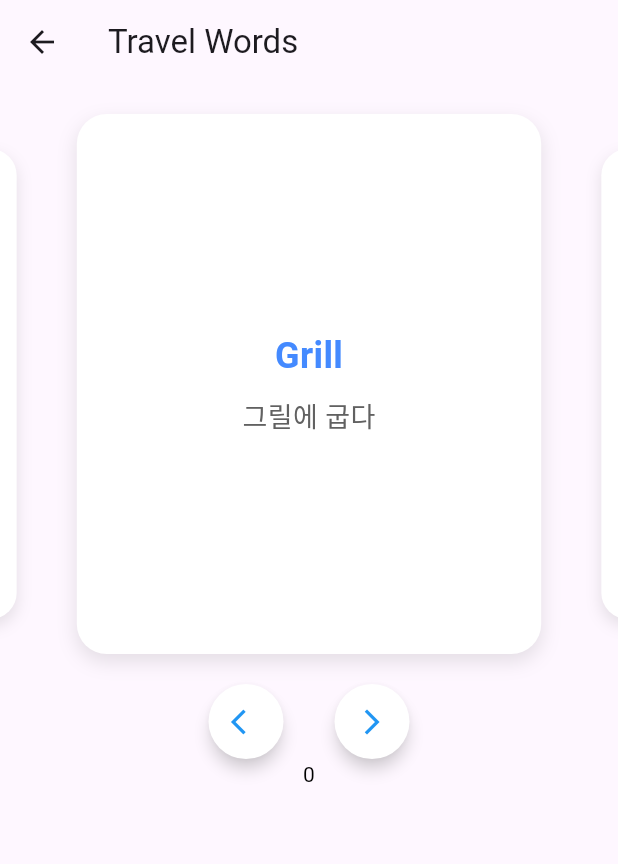
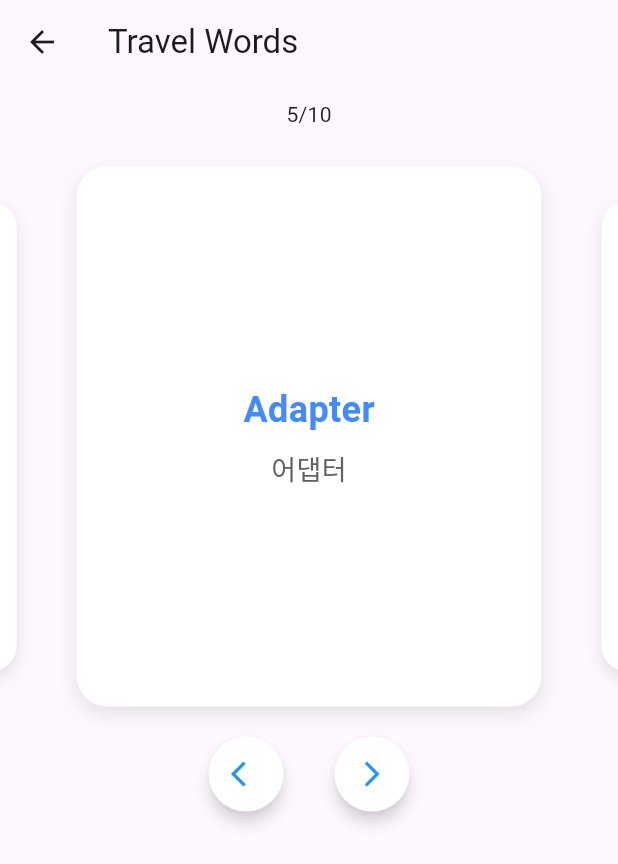
Before and after one commit to nam9nine/english_word_app, a Flutter app: the TravelWordPage screen opened directly with empty values, swiped to page 5, on a phone screen of 412 x 824 dp. Shown: the top 864 px of the screen. Run offline on Flutter 3.47's test engine with Material 3 defaults, Android fonts, the light colour scheme and no system bars; drawn by our look-alikes of carousel_slider; our stand-ins replace sqflite; accounts and stored records are empty.

Commit message:
Update pageIndex value logic

```diff
--- a/lib/model/category-word.model.dart
+++ b/lib/model/category-word.model.dart
@@ -3,9 +3,9 @@ class Word {
   final String english;
   String? meaning;
   final String category;
-  bool is_wrong = false;
+  bool isWrong = false;
 
-  Word({required this.id, required this.english, this.meaning, required this.category, required this.is_wrong});
+  Word({required this.id, required this.english, this.meaning, required this.category, required this.isWrong});
 
   Map<String, dynamic> toMap() {
     return {
@@ -13,7 +13,7 @@ class Word {
       'english': english,
       'meaning': meaning,
       'category': category,
-      'is_wrong': is_wrong ? 1 : 0,
+      'isWrong': isWrong ? 1 : 0,
     };
   }
 
@@ -23,8 +23,7 @@ class Word {
       english: map['english'],
       meaning: map['meaning'],
       category: map['category'],
-      is_wrong: map['is_wrong'] == 1,
+      isWrong: map['isWrong'] == 1,
     );
   }
-
 }
--- a/lib/views/learning_page/learning-travel.page.dart
+++ b/lib/views/learning_page/learning-travel.page.dart
@@ -1,13 +1,11 @@
-import 'package:english_world/views/learning_page/learning-main.page.dart';
+import 'package:flutter/material.dart';
 import 'package:english_world/widget/carousel_slider.dart';
-import 'package:flutter/cupertino.dart';
-import 'package:flutter/material.dart';
 import '../../model/category-word.model.dart';
 import '../../repository/word-repository.dart';
+import 'learning-main.page.dart';
 
 class TravelWordPage extends StatefulWidget {
   final WordRepository repository;
-
   const TravelWordPage({super.key, required this.repository});
 
   @override
@@ -15,8 +13,9 @@ class TravelWordPage extends StatefulWidget {
 }
 
 class _TravelWordPageState extends State<TravelWordPage> {
-  int pageIndex = 0;
-  bool is_finished = false;
+  final ValueNotifier<int> pageIndexNotifier = ValueNotifier<int>(0);
+  final ValueNotifier<bool> isFinished = ValueNotifier<bool>(false);
+
   @override
   Widget build(BuildContext context) {
     return Scaffold(
@@ -24,11 +23,20 @@ class _TravelWordPageState extends State<TravelWordPage> {
         title: const Text('Travel Words'),
       ),
       body: Container(
-          child : Center(
-            child : Column(
+        child: Center(
+          child: Column(
             children: <Widget>[
+              ValueListenableBuilder<int>(
+                valueListenable: pageIndexNotifier,
+                builder: (_, value, __) {
+                  return Padding(
+                    padding: const EdgeInsets.only(top : 10.0, bottom: 5.0),
+                    child: Text('${value + 1}/10'),
+                  );
+                },
+              ),
               FutureBuilder<List<Word>>(
-                  future: widget.repository.getWordsByCategory('Restaurant'),
+                future: widget.repository.getWordsByCategory('Travel'),
                 builder: (context, snapshot) {
                   if (snapshot.connectionState == ConnectionState.done) {
                     if (snapshot.hasError) {
@@ -37,29 +45,52 @@ class _TravelWordPageState extends State<TravelWordPage> {
                     if (snapshot.data!.isEmpty) {
                       return const Center(child: Text("단어 없음"));
                     }
-                      return LearnCarouselSlider(words: snapshot.data!, pageIndex: pageIndex, is_finished: is_finished,);
+                    return LearnCarouselSlider(
+                      words: snapshot.data!,
+                      onPageChanged: (index) {
+                        pageIndexNotifier.value = index;
+                        if (pageIndexNotifier.value == 9) {
+                          isFinished.value = true;
+                        }
+                      },
+                    );
                   } else {
-                      return const Center(child: CircularProgressIndicator());
+                    return const CircularProgressIndicator();
                   }
                 },
               ),
-                is_finished ? Padding(
-                  padding: const EdgeInsets.only(top : 10.0, bottom: 3.0),
-                  child : ElevatedButton(onPressed: (){
-                    MaterialPageRoute(builder: (context) {
-                        return LearnPage(repository: widget.repository);
-                    });
+
+              ValueListenableBuilder<bool>(
+                  valueListenable: isFinished,
+                  builder: (_, value, __){
+                    return Visibility(
+                      visible: value,
+                      child: Padding(
+                        padding: const EdgeInsets.only(top: 10.0, bottom: 3.0),
+                        child: ElevatedButton(
+                          onPressed: () {
+                            Navigator.push(context, MaterialPageRoute(
+                              builder: (context) => LearnPage(repository: widget.repository),
+                            ));
                           },
-                    child : const Text(
+                          child: const Text(
                             "학습 완료!",
-                      style : TextStyle(color: Colors.black),
-                    )
-                  )
-                ) :  Text(pageIndex.toString(), style : const TextStyle(color: Colors.black)),
+                            style: TextStyle(color: Colors.black),
+                          ),
+                        ),
+                      ),
+                    );
+                  }),
             ],
-            )
-          )
-        )
+          ),
+        ),
+      ),
     );
   }
+
+  @override
+  void dispose() {
+    pageIndexNotifier.dispose();
+    super.dispose();
   }
+}
--- a/lib/views/quiz_page/quiz-main.page.dart
+++ b/lib/views/quiz_page/quiz-main.page.dart
@@ -31,7 +31,7 @@ class _QuizPageState extends State<QuizPage> {
   }
 
   void _loadWords() async {
-    List<Word> loadedWords = await widget.repository.getWordsByCategory('Restaurant');
+    List<Word> loadedWords = await widget.repository.getWordsByCategory('Travel');
     List<Word> shuffledWords = List.from(loadedWords)..shuffle();
     setState(() {
       allWords = loadedWords;
@@ -61,11 +61,9 @@ class _QuizPageState extends State<QuizPage> {
       ));
       return;
     }
-
     setState(() {
       userAnswer = userAns;
     });
-
     if (userAnswer!.toLowerCase() == correctAnswer!.toLowerCase()) {
       ScaffoldMessenger.of(context).showSnackBar(SnackBar(
         content: Text('Correct!'),
--- a/lib/widget/carousel_slider.dart
+++ b/lib/widget/carousel_slider.dart
@@ -7,9 +7,9 @@ import '../model/main-category.model.dart';
 
 class MainCarouselSlider extends StatefulWidget {
   final List<Category> categories;
-  late int pageIndex;
 
-  MainCarouselSlider({super.key, required this.categories, this.pageIndex = 0});
+  final void Function(int) onPageChanged;
+  MainCarouselSlider({super.key, required this.categories, required this.onPageChanged});
 
   @override
   State<StatefulWidget> createState() {
@@ -53,9 +53,7 @@ class _MainCarouselSlider extends State<MainCarouselSlider> {
             enlargeCenterPage: true,
             autoPlay: true,
             onPageChanged : (index, reason){
-              setState(() {
-                widget.pageIndex = index;
-              });
+              widget.onPageChanged(index);
             }
         ),
     );
@@ -64,9 +62,12 @@ class _MainCarouselSlider extends State<MainCarouselSlider> {
 
 class LearnCarouselSlider extends StatefulWidget {
   final List<Word>? words;
-  int pageIndex;
-  bool is_finished = false;
-  LearnCarouselSlider({super.key, required this.words, required this.pageIndex, required this.is_finished});
+  final void Function(int) onPageChanged;
+  const LearnCarouselSlider({
+    super.key,
+    required this.words,
+    required this.onPageChanged,
+  });
 
   @override
   State<StatefulWidget> createState() => _LearnCarouselSliderState();
@@ -74,7 +75,7 @@ class LearnCarouselSlider extends StatefulWidget {
 
 class _LearnCarouselSliderState extends State<LearnCarouselSlider> {
   final CarouselController _carouselController = CarouselController();
-
+  int currentPage = 0;
   @override
   Widget build(BuildContext context) {
     return Column(
@@ -125,11 +126,14 @@ class _LearnCarouselSliderState extends State<LearnCarouselSlider> {
               height: 400,
               enlargeCenterPage: true,
               enableInfiniteScroll: false,
+              autoPlay: false,
               onPageChanged: (index, reason) {
-                setState(() {
-                  widget.pageIndex = index;
-                  widget.is_finished = true;
-                });
+                  print(index);
+                  if (currentPage != index) {
+                    currentPage = index;
+                    widget.onPageChanged(index);
+                  }
+
               }
           ),
         ),
```
Also changed, not shown: assets/data/words.json (+1 -8 lines), lib/db/db.dart (+11 -4 lines), lib/views/home_page/home-main.page.dart (+15 -5 lines). Lines whose indentation alone changed are shown as unchanged.
